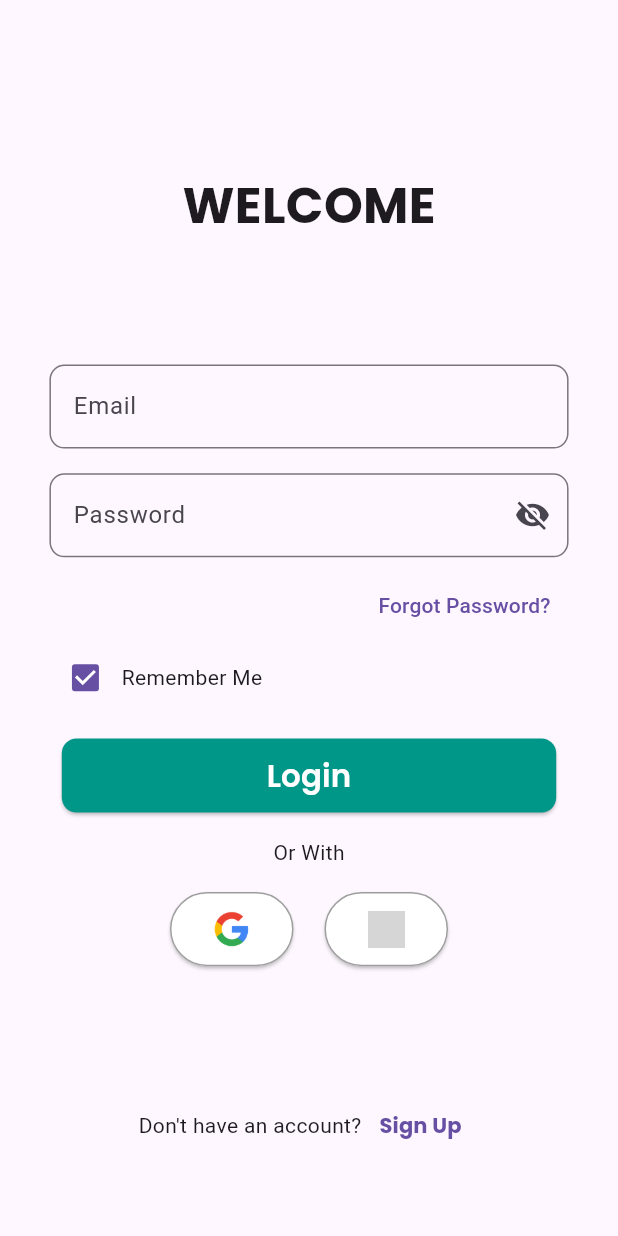
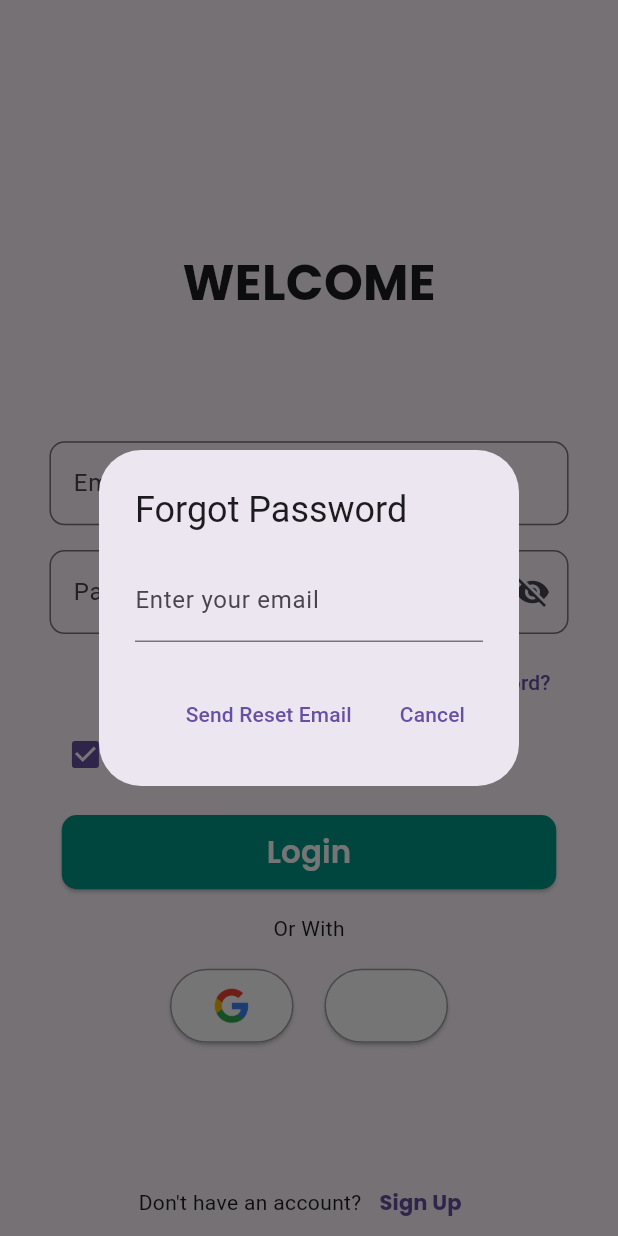
Before and after one commit to SohalSawardekar/Hotel_Booking_App, a Flutter app: the screen it shows after launch, after a tap on "Forgot Password?", on a phone screen of 412 x 824 dp. Run offline on Flutter 3.47's test engine with Material 3 defaults, Android fonts, the phone set to English and light mode, and no system bars; our stand-ins replace firebase_auth, firebase_core, google_fonts, google_sign_in, sign_in_with_apple; accounts and stored records are empty; grey boxes are pictures that could not be loaded.

Commit message:
fixing errors

```diff
--- a/lib/constants/theme.dart
+++ b/lib/constants/theme.dart
@@ -9,6 +9,6 @@ class ThemeNotifier extends ChangeNotifier {
 
   void toggleTheme() {
     _isDarkMode = !_isDarkMode;
-    notifyListeners(); // Notifies all listeners to rebuild
+    notifyListeners(); // Notifies all listeners to rebuild
   }
 }
--- a/lib/main.dart
+++ b/lib/main.dart
@@ -1,15 +1,16 @@
-import 'package:firebase_core/firebase_core.dart';
-import 'package:flutter/material.dart';
-import 'package:hotel_booking/screens/home.dart';
-import 'package:hotel_booking/screens/login.dart';
-import 'firebase_options.dart';
+import 'constants/ImportFiles.dart';
 
 void main() async {
   WidgetsFlutterBinding.ensureInitialized();
   await Firebase.initializeApp(
     options: DefaultFirebaseOptions.currentPlatform,
   );
-  runApp(const MyApp());
+  runApp(
+    ChangeNotifierProvider(
+      create: (_) => ThemeNotifier(),
+      child: const MyApp(),
+    ),
+  );
 }
 
 class MyApp extends StatelessWidget {
@@ -17,17 +18,31 @@ class MyApp extends StatelessWidget {
 
   @override
   Widget build(BuildContext context) {
+    return Consumer<ThemeNotifier>(
+      builder: (context, themeNotifier, child) {
         return MaterialApp(
           debugShowCheckedModeBanner: false,
           title: "Hotel Booking",
-      initialRoute: '/',
+          theme: ThemeData.light(),
+          darkTheme: ThemeData.dark().copyWith(
+            scaffoldBackgroundColor: Colors.blueGrey[900],
+            textTheme: TextTheme(
+              bodyLarge: TextStyle(color: Colors.orange[200]),
+              bodyMedium: TextStyle(color: Colors.orange[200]),
+            ),
+          ),
+          themeMode: themeNotifier.currentTheme,
+          home: const AuthWrapper(),
           routes: {
-        '/': (context) => LoginPage(), // Set initial route to LoginPage page
             '/home': (context) => const HomeScreen(),
+            '/login': (context) => LoginPage(),
           },
           onUnknownRoute: (settings) {
             return MaterialPageRoute(
-            builder: (context) => LoginPage()); // or any other default route
+              builder: (context) => LoginPage(),
+            );
+          },
+        );
       },
     );
   }
--- a/lib/reuse_code/social_login_button.dart
+++ b/lib/reuse_code/social_login_button.dart
@@ -1,6 +1,4 @@
-import 'package:flutter/material.dart';
-import 'package:firebase_auth/firebase_auth.dart';
-import 'loginauth.dart'; // Import the login methods
+import 'package:hotel_booking/constants/ImportFiles.dart';
 
 class SocialLoginButton extends StatelessWidget {
   final String imagePath;
--- a/lib/screens/ContactUs.dart
+++ b/lib/screens/ContactUs.dart
@@ -1,7 +1,4 @@
-import 'package:flutter/material.dart';
-import 'package:google_fonts/google_fonts.dart';
-import 'package:hotel_booking/constants/data.dart';
-import 'package:url_launcher/url_launcher.dart';
+import 'package:hotel_booking/constants/ImportFiles.dart';
 
 class ContactUs extends StatefulWidget {
   const ContactUs({super.key});
--- a/lib/screens/bookings.dart
+++ b/lib/screens/bookings.dart
@@ -1,5 +1,4 @@
-import 'package:flutter/material.dart';
-import 'package:hotel_booking/screens/payment.dart';
+import 'package:hotel_booking/constants/ImportFiles.dart';
 
 class BookingPage extends StatefulWidget {
   final String roomType;
--- a/lib/screens/login.dart
+++ b/lib/screens/login.dart
@@ -1,14 +1,7 @@
-import 'package:flutter/material.dart';
-import 'package:google_fonts/google_fonts.dart';
-import 'package:hotel_booking/reuse_code/auth_service.dart';
-import 'package:hotel_booking/reuse_code/custom_text_field.dart';
-import 'package:hotel_booking/reuse_code/loginauth.dart';
-import 'package:hotel_booking/reuse_code/social_login_button.dart';
-import 'package:hotel_booking/screens/register.dart';
-import 'package:hotel_booking/constants/data.dart';
+import 'package:hotel_booking/constants/ImportFiles.dart';
 
 class LoginPage extends StatelessWidget {
-  LoginPage({super.key});
+  const LoginPage({super.key});
 
   @override
   Widget build(BuildContext context) {
@@ -16,15 +9,13 @@ class LoginPage extends StatelessWidget {
     final screenWidth = MediaQuery.of(context).size.width;
 
     return Scaffold(
-      appBar: AppBar(),
       body: SingleChildScrollView(
-        child: Container(
-          height: screenHeight,
+        child: Padding(
           padding: EdgeInsets.symmetric(horizontal: screenWidth * 0.08),
           child: Column(
             mainAxisAlignment: MainAxisAlignment.start,
             children: <Widget>[
-              SizedBox(height: screenHeight * 0.07),
+              SizedBox(height: screenHeight * 0.2),
               Text(
                 "WELCOME",
                 style: GoogleFonts.poppins(
@@ -49,8 +40,25 @@ class LoginPage extends StatelessWidget {
               Align(
                 alignment: Alignment.centerRight,
                 child: TextButton(
-                  onPressed: () {
-                    // Forgot password logic
+                  onPressed: () async {
+                    String? email = await showDialog(
+                      context: context,
+                      builder: (context) => ForgotPasswordDialog(),
+                    );
+
+                    if (email != null && email.isNotEmpty) {
+                      try {
+                        await FirebaseAuth.instance
+                            .sendPasswordResetEmail(email: email);
+                        ScaffoldMessenger.of(context).showSnackBar(
+                          const SnackBar(content: Text('Password reset email sent')),
+                        );
+                      } catch (e) {
+                        ScaffoldMessenger.of(context).showSnackBar(
+                          SnackBar(content: Text('Error: ${e.toString()}')),
+                        );
+                      }
+                    }
                   },
                   child: const Text("Forgot Password?"),
                 ),
@@ -83,7 +91,7 @@ class LoginPage extends StatelessWidget {
                     "Login",
                     style: GoogleFonts.poppins(
                         fontSize: screenHeight * 0.025,
-                        color: Color.fromRGBO(255, 255, 255, 1),
+                        color: const Color.fromRGBO(255, 255, 255, 1),
                         fontWeight: FontWeight.w600),
                   ),
                 ),
@@ -103,9 +111,7 @@ class LoginPage extends StatelessWidget {
                     loginMethod: signInWithGoogle,
                     iconSize: screenHeight * 0.03,
                   ),
-                  SizedBox(
-                      width:
-                          screenWidth * 0.05), // Reduce spacing between buttons
+                  SizedBox(width: screenWidth * 0.05), // Reduce spacing
                   SocialLoginButton(
                     imagePath: 'assets/icons/Apple_logo_black.png',
                     loginMethod: signInWithApple,
@@ -124,7 +130,7 @@ class LoginPage extends StatelessWidget {
                       onPressed: () {
                         Navigator.push(
                           context,
-                          MaterialPageRoute(builder: (context) => SignUpPage()),
+                          MaterialPageRoute(builder: (context) => const SignUpPage()),
                         );
                       },
                       child: Text(
--- /dev/null
+++ b/lib/services/authcheck.dart
@@ -0,0 +1,36 @@
+import 'package:firebase_auth/firebase_auth.dart';
+import 'package:flutter/material.dart';
+import 'package:hotel_booking/screens/home.dart';
+import 'package:hotel_booking/screens/login.dart';
+
+// Wrapper to check the authentication status
+class AuthWrapper extends StatelessWidget {
+  const AuthWrapper({super.key});
+
+  @override
+  Widget build(BuildContext context) {
+    return StreamBuilder<User?>(
+      stream: FirebaseAuth.instance.authStateChanges(),
+      builder: (context, snapshot) {
+        // If the snapshot has data, the user is logged in
+        if (snapshot.connectionState == ConnectionState.active) {
+          User? user = snapshot.data;
+          if (user == null) {
+            // User is not logged in, go to login page
+            return LoginPage();
+          } else {
+            // User is logged in, go to home page
+            return const HomeScreen();
+          }
+        } else {
+          // Show loading while checking authentication status
+          return const Scaffold(
+            body: Center(
+              child: CircularProgressIndicator(),
+            ),
+          );
+        }
+      },
+    );
+  }
+}
--- /dev/null
+++ b/lib/services/forgotpass.dart
@@ -0,0 +1,36 @@
+import 'package:flutter/material.dart';
+
+class ForgotPasswordDialog extends StatelessWidget {
+  final TextEditingController _emailController = TextEditingController();
+
+  ForgotPasswordDialog({super.key});
+
+  @override
+  Widget build(BuildContext context) {
+    return AlertDialog(
+      title: const Text('Forgot Password'),
+      content: TextField(
+        controller: _emailController,
+        keyboardType: TextInputType.emailAddress,
+        decoration: const InputDecoration(
+          labelText: 'Enter your email',
+        ),
+      ),
+      actions: [
+        TextButton(
+          onPressed: () {
+            // Return the email to the calling code
+            Navigator.of(context).pop(_emailController.text);
+          },
+          child: const Text('Send Reset Email'),
+        ),
+        TextButton(
+          onPressed: () {
+            Navigator.of(context).pop();
+          },
+          child: const Text('Cancel'),
+        ),
+      ],
+    );
+  }
+}
--- a/pubspec.yaml
+++ b/pubspec.yaml
@@ -43,6 +43,7 @@ dependencies:
   sign_in_with_apple: ^6.1.2
   crypto: ^3.0.0
   provider: ^6.1.2
+  rename_app: ^1.6.1
 
 dev_dependencies:
   flutter_test:
```
Also changed, not shown: lib/constants/ImportFiles.dart (added, +28 -0 lines), lib/screens/home.dart (+172 -136 lines), lib/screens/profile.dart (+64 -71 lines), lib/screens/register.dart (+1 -6 lines), lib/services/LogOutAuth.dart (added, +28 -0 lines), lib/constants/firebase_options.dart (renamed from lib/firebase_options.dart), lib/services/auth_service.dart (renamed from lib/reuse_code/auth_service.dart), lib/services/loginauth.dart (renamed from lib/reuse_code/loginauth.dart), pubspec.lock, 15 other files. Lines whose indentation alone changed are shown as unchanged.
